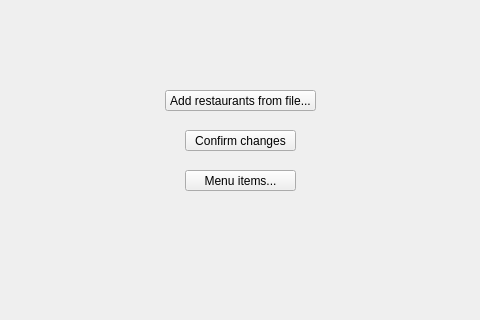
Qt form src/views/adminview.ui (fast-food-finder-associates/FastFoodFinder) before a commit; both pictures show x 115 to 595 and y 160 to 480 of the 710 by 600 pixel window.
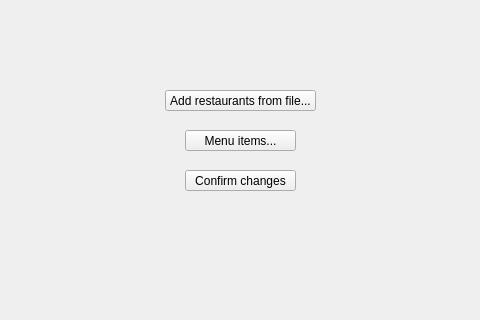
The same form after that commit.

Commit message: Swapped menu item and confirm buttons

```diff
--- a/src/views/adminview.ui
+++ b/src/views/adminview.ui
@@ -40,7 +40,7 @@
      <property name="geometry">
       <rect>
        <x>300</x>
-       <y>290</y>
+       <y>330</y>
        <width>111</width>
        <height>21</height>
       </rect>
@@ -140,7 +140,7 @@
      <property name="geometry">
       <rect>
        <x>300</x>
-       <y>330</y>
+       <y>290</y>
        <width>111</width>
        <height>21</height>
       </rect>
```
